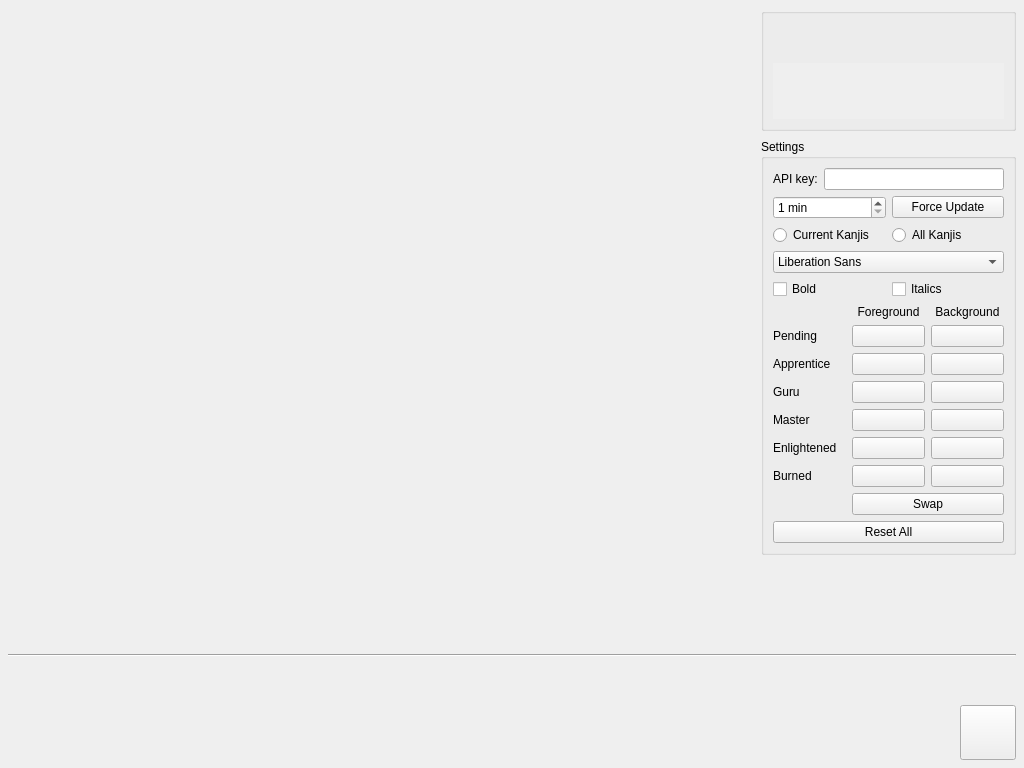
This is src/widget.ui in agarny/wanikani as Qt 5 draws it before an edit. The edited form follows.
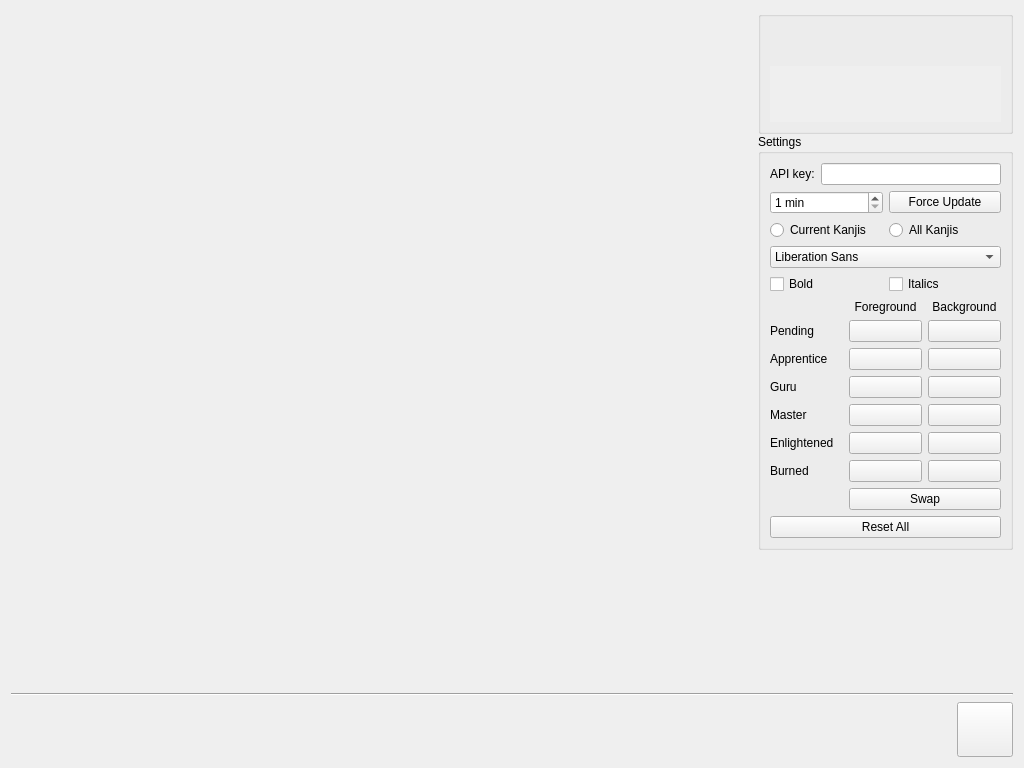
This is the edited form. Icons and pictures are not drawn.

```diff
--- a/src/widget.ui
+++ b/src/widget.ui
@@ -14,23 +14,11 @@
    <string>WaniKani</string>
   </property>
   <layout class="QVBoxLayout" name="layout" stretch="1,0,0">
-   <property name="spacing">
-    <number>8</number>
-   </property>
-   <property name="leftMargin">
-    <number>8</number>
-   </property>
-   <property name="topMargin">
-    <number>8</number>
-   </property>
-   <property name="rightMargin">
-    <number>8</number>
-   </property>
-   <property name="bottomMargin">
-    <number>8</number>
-   </property>
    <item>
     <layout class="QHBoxLayout" name="horizontalLayout" stretch="1,0">
+     <property name="spacing">
+      <number>0</number>
+     </property>
      <item>
       <spacer name="horizontalSpacer">
        <property name="orientation">
@@ -38,14 +26,17 @@
        </property>
        <property name="sizeHint" stdset="0">
         <size>
-         <width>40</width>
-         <height>20</height>
+         <width>0</width>
+         <height>0</height>
         </size>
        </property>
       </spacer>
      </item>
      <item>
       <layout class="QVBoxLayout" name="verticalLayout" stretch="0,1">
+       <property name="spacing">
+        <number>0</number>
+       </property>
        <item>
         <layout class="QVBoxLayout" name="settingsVerticalLayout">
          <item>
@@ -439,8 +430,8 @@
          </property>
          <property name="sizeHint" stdset="0">
           <size>
-           <width>20</width>
-           <height>40</height>
+           <width>0</width>
+           <height>0</height>
           </size>
          </property>
         </spacer>
@@ -458,6 +449,9 @@
    </item>
    <item>
     <layout class="QHBoxLayout" name="bottomLayout" stretch="1,0">
+     <property name="spacing">
+      <number>0</number>
+     </property>
      <item>
       <widget class="QLabel" name="aboutValue">
        <property name="alignment">
@@ -470,6 +464,9 @@
      </item>
      <item>
       <layout class="QVBoxLayout" name="closeLayout">
+       <property name="spacing">
+        <number>0</number>
+       </property>
        <item>
         <spacer name="closeVerticalSpacer">
          <property name="orientation">
@@ -477,8 +474,8 @@
          </property>
          <property name="sizeHint" stdset="0">
           <size>
-           <width>20</width>
-           <height>40</height>
+           <width>0</width>
+           <height>0</height>
           </size>
          </property>
         </spacer>
```
